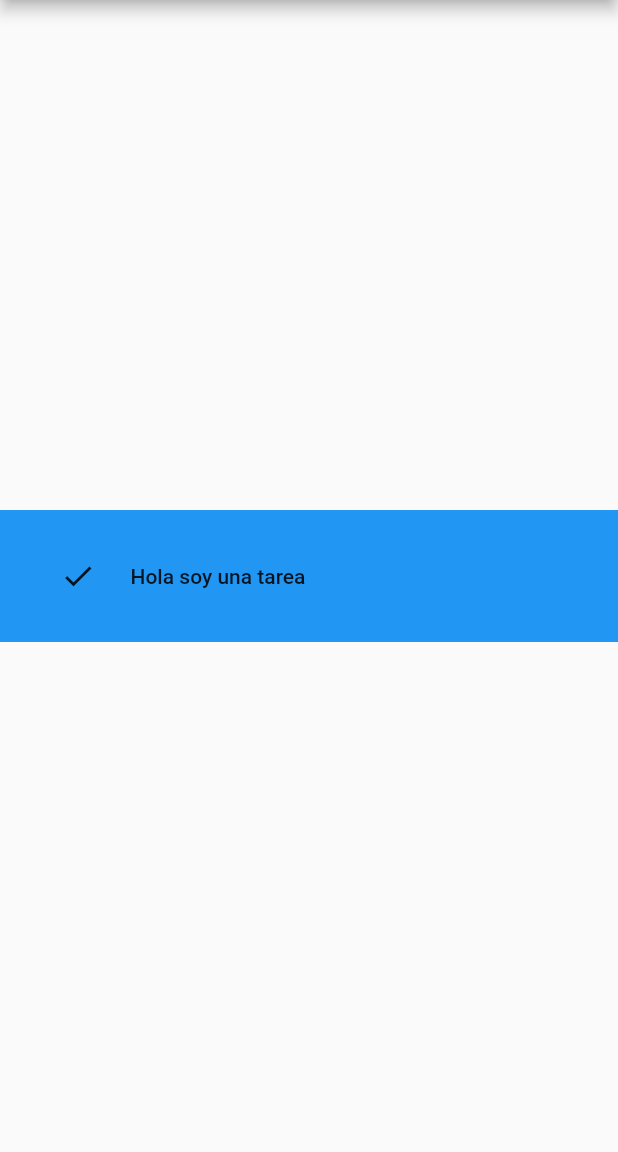
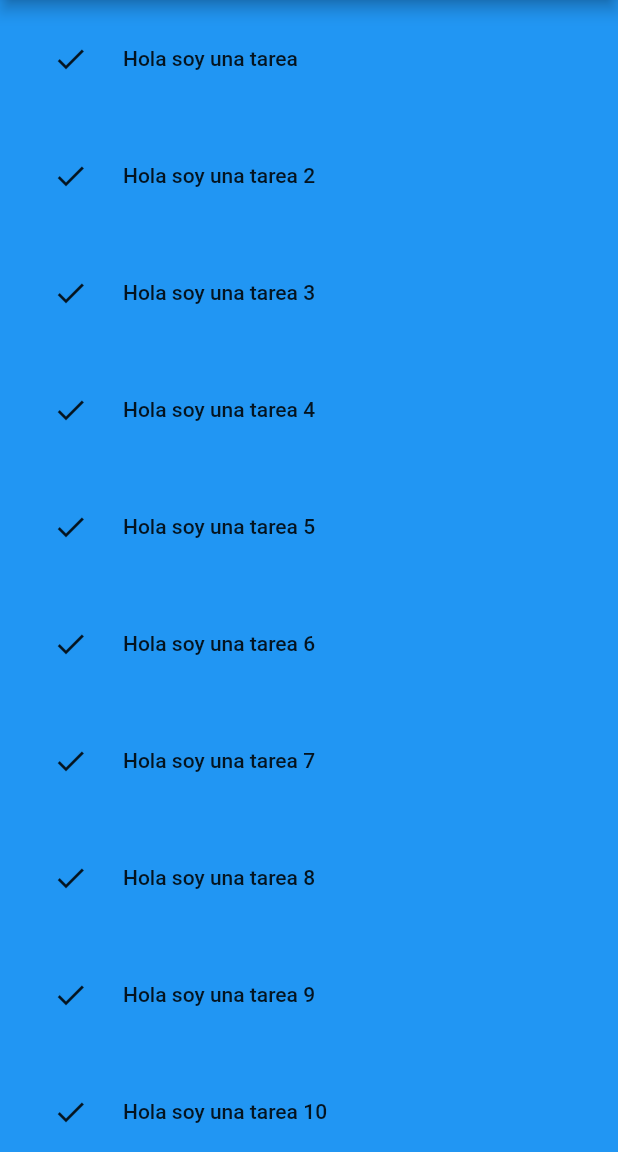
Before and after one commit to DaniWosel/stateful, a Flutter app: the screen it shows after launch, on a phone screen of 412 x 824 dp, the part 84-1236 px from its top. Run offline on Flutter 3.47's test engine with Material 2 defaults, Android fonts, the phone set to English and light mode, and no system bars.

Commit message:
10 tareas

```diff
--- a/lib/main.dart
+++ b/lib/main.dart
@@ -55,8 +55,19 @@ class TareaState extends State<Tarea>{
 //-----------------------------------------
 
 class MyApp extends StatelessWidget {
+  var tar;
 
-  var tareaejemplo = { "nombre": "Hola soy una tarea", "done": true};
+  var tareaejemplo = [ {"nombre": "Hola soy una tarea", "done": true},
+    {"nombre": "Hola soy una tarea 2", "done": true},
+    {"nombre": "Hola soy una tarea 3", "done": true},
+    {"nombre": "Hola soy una tarea 4", "done": true},
+    {"nombre": "Hola soy una tarea 5", "done": true},
+    {"nombre": "Hola soy una tarea 6", "done": true},
+    {"nombre": "Hola soy una tarea 7", "done": true},
+    {"nombre": "Hola soy una tarea 8", "done": true},
+    {"nombre": "Hola soy una tarea 9", "done": true},
+    {"nombre": "Hola soy una tarea 10", "done": true}
+  ];
 
   @override
   Widget build(BuildContext context) {
@@ -66,15 +77,15 @@ class MyApp extends StatelessWidget {
         appBar: AppBar(
           title: Text('Welcome to Flutter'),
         ),
-        body: Center(
-          child: Container(
-              padding: EdgeInsets.all(20),
+        body: ListView(
+          children: [for(tar in tareaejemplo) Container(
+              padding: EdgeInsets.all(15),
               decoration: BoxDecoration(
                 color: Colors.blue,
               ),
               child: Row(
                 children: [
-                  Tarea(tareaejemplo), //!!!---------
+                  Tarea(tar), //!!!---------
                   /*
                   if(tarea['done'])
                     Icon(Icons.done)
@@ -87,6 +98,7 @@ class MyApp extends StatelessWidget {
                 ]
             )
           )
+        ]
         ),
       ),
     );
```
